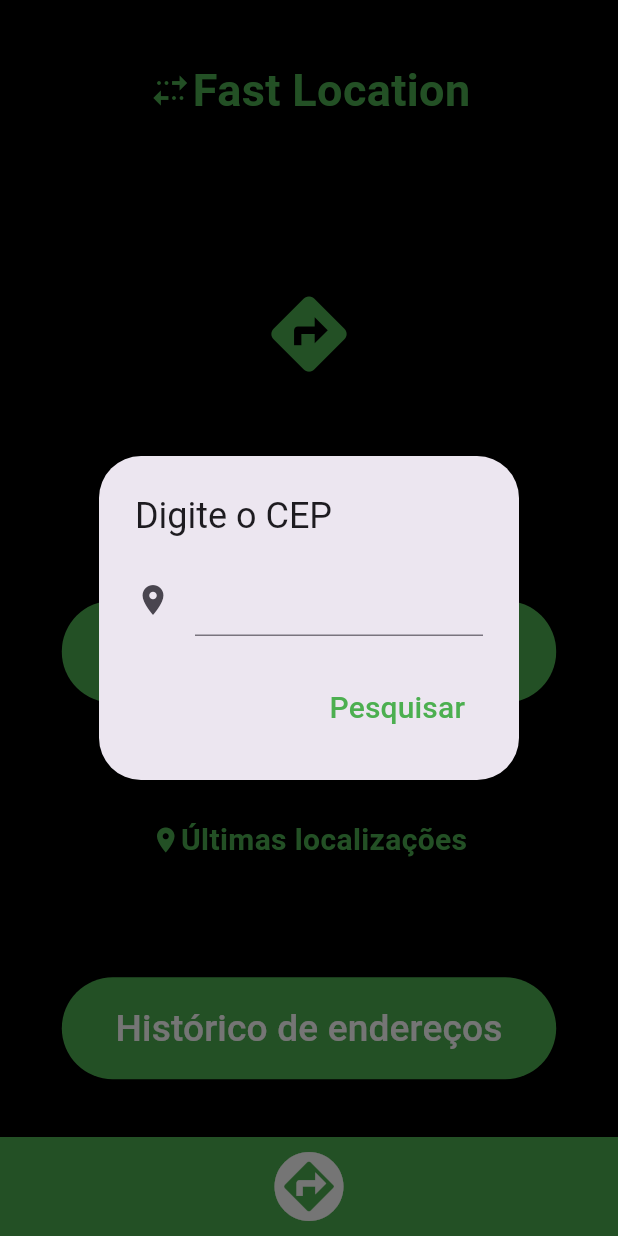
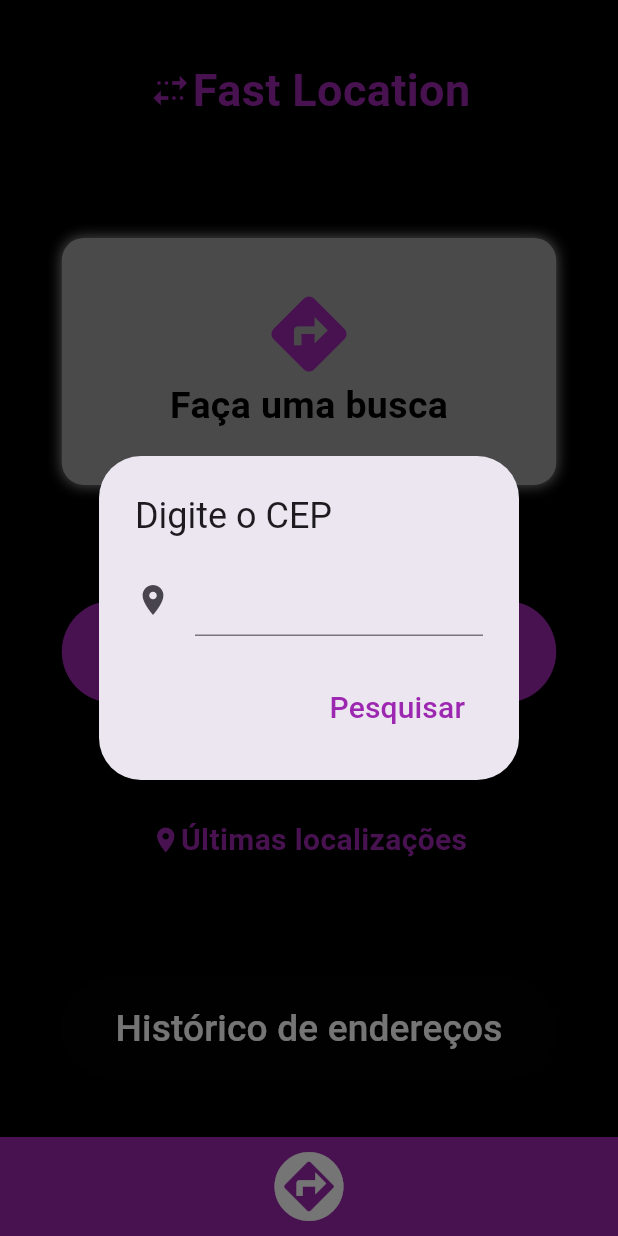
Before and after one commit to lisatomelin/fast_location, a Flutter app: the screen it shows after launch, after a tap on "Localizar endereço", on a phone screen of 412 x 824 dp. Run offline on Flutter 3.47's test engine with Material 3 defaults, Android fonts, the phone set to English and light mode, and no system bars; our stand-ins replace dio, flutter_mobx, hive, hive_flutter, mobx, shared_preferences; missing offline and left inert: path_provider_android, path_provider_ios; accounts and stored records are empty; generated files the repository leaves out were written again.

Commit message:
refactor: Refatorações do código

```diff
--- a/lib/http/http.dart
+++ b/lib/http/http.dart
@@ -19,7 +19,7 @@ class ApiCall extends StatelessWidget {
 
   @override
   Widget build(BuildContext context) {
-    // TODO: implement build
+
     throw UnimplementedError();
   }
 }
--- a/lib/modules/history/controller/history_controller.dart
+++ b/lib/modules/history/controller/history_controller.dart
@@ -1,7 +1,7 @@
 import 'package:fast_location/modules/home/model/address_model.dart';
 import 'package:mobx/mobx.dart';
 
-part 'history_controller.g.dart'; // Geração automática do MobX
+part 'history_controller.g.dart';
 
 class HistoryController extends _HistoryController with _$HistoryController {}
 
@@ -19,8 +19,7 @@ abstract class _HistoryController with Store {
   @action
   Future<void> loadData() async {
     isLoading = true;
-    // Lógica para carregar dados do histórico
-    await Future.delayed(const Duration(seconds: 2)); // Simulação de carregamento
+    await Future.delayed(const Duration(seconds: 2));
     isLoading = false;
   }
 
--- a/lib/modules/history/page/history_page.dart
+++ b/lib/modules/history/page/history_page.dart
@@ -1,8 +1,7 @@
-import 'package:fast_location/modules/home/components/adress_list.dart';
+import 'package:fast_location/modules/home/components/address_list.dart';
 import 'package:fast_location/modules/home/model/address_model.dart';
 import 'package:fast_location/shared/colors/app_colors.dart';
 import 'package:fast_location/shared/components/app_loading.dart';
-
 import 'package:flutter/material.dart';
 import 'package:flutter_mobx/flutter_mobx.dart';
 import 'package:shared_preferences/shared_preferences.dart';
@@ -45,12 +44,12 @@ class SearchHistory {
 }
 
 class _HistoryPageState extends State<HistoryPage> {
-  final HistoryController _controller = HistoryController(); // Ensure this is defined
+  final HistoryController _controller = HistoryController();
 
   @override
   void initState() {
     super.initState();
-    _controller.loadData(); // Ensure this method exists in HistoryController
+    _controller.loadData();
   }
 
   @override
--- a/lib/modules/home/components/adress_list.dart
+++ b/lib/modules/home/components/address_list.dart
@@ -49,7 +49,7 @@ class _AddressListState extends State<AddressList> {
             Icon(
               Icons.location_off,
               size: 40,
-              color: Colors.green,
+              color: Color.fromRGBO(156, 39, 176, 1),
             ),
             Padding(
               padding: EdgeInsets.all(10.0),
--- a/lib/modules/home/components/search_address.dart
+++ b/lib/modules/home/components/search_address.dart
@@ -1,6 +1,4 @@
-// ignore_for_file: public_member_api_docs, sort_constructors_first
 import 'package:flutter/material.dart';
-
 import 'package:fast_location/modules/home/model/address_model.dart';
 
 class SearchAddress extends StatefulWidget {
@@ -30,7 +28,7 @@ class _SearchAddressState extends State<SearchAddress> {
               Text(
                 "Dados da Localização",
                 style: TextStyle(
-                    color: Colors.green,
+                    color: Color.fromRGBO(156, 39, 176, 1),
                     fontWeight: FontWeight.bold,
                     fontSize: 18),
               )
@@ -43,7 +41,7 @@ class _SearchAddressState extends State<SearchAddress> {
               const Text(
                 "Logradouro/Rua: ",
                 style: TextStyle(
-                  color: Colors.green,
+                  color: Color.fromRGBO(156, 39, 176, 1),
                   fontWeight: FontWeight.bold,
                 ),
               ),
@@ -57,7 +55,7 @@ class _SearchAddressState extends State<SearchAddress> {
               const Text(
                 "Bairro/Distrito: ",
                 style: TextStyle(
-                  color: Colors.green,
+                  color: Color.fromRGBO(156, 39, 176, 1),
                   fontWeight: FontWeight.bold,
                 ),
               ),
@@ -73,7 +71,7 @@ class _SearchAddressState extends State<SearchAddress> {
                   const Text(
                     "Complemento: ",
                     style: TextStyle(
-                      color: Colors.green,
+                      color: Color.fromRGBO(156, 39, 176, 1),
                       fontWeight: FontWeight.bold,
                     ),
                   ),
@@ -88,7 +86,7 @@ class _SearchAddressState extends State<SearchAddress> {
               const Text(
                 "Cidade/UF: ",
                 style: TextStyle(
-                  color: Colors.green,
+                  color: Color.fromRGBO(156, 39, 176, 1),
                   fontWeight: FontWeight.bold,
                 ),
               ),
@@ -102,7 +100,7 @@ class _SearchAddressState extends State<SearchAddress> {
               const Text(
                 "CEP: ",
                 style: TextStyle(
-                  color: Colors.green,
+                  color: Color.fromRGBO(156, 39, 176, 1),
                   fontWeight: FontWeight.bold,
                 ),
               ),
--- a/lib/modules/home/components/search_empty.dart
+++ b/lib/modules/home/components/search_empty.dart
@@ -11,11 +11,11 @@ class SearchEmpty extends StatelessWidget {
         Icon(
           Icons.directions,
           size: 80,
-          color: Colors.green,
+          color: Color.fromRGBO(156, 39, 176, 1),
         ),
         Padding(
           padding: EdgeInsets.all(20.0),
-          child: Text("Faça uma busca para localizar seu destino",
+          child: Text("Realize uma busca e localize seu destino",
               textAlign: TextAlign.center,
               style: TextStyle(fontSize: 20, fontWeight: FontWeight.bold)),
         )
--- a/lib/modules/home/page/home_page.dart
+++ b/lib/modules/home/page/home_page.dart
@@ -1,5 +1,3 @@
-import 'dart:ui';
-
 import 'package:fast_location/shared/colors/app_colors.dart';
 import 'package:flutter/material.dart';
 import 'package:fast_location/modules/home/page/result.dart';
@@ -39,20 +37,30 @@ class _HomePageState extends State<HomePage> {
         child: Column(
           mainAxisAlignment: MainAxisAlignment.spaceAround,
           children: [
-              Row(mainAxisAlignment: MainAxisAlignment.center, children: [
-                Icon(size: 30, color: Colors.green, Icons.multiple_stop),
-                Text("Fast Location",
+            Row(
+              mainAxisAlignment: MainAxisAlignment.center,
+              children: [
+                Icon(
+                  size: 30,
+                  color: Color.fromRGBO(156, 39, 176, 1),
+                  Icons.multiple_stop,
+                ),
+                Text(
+                  "Fast Location",
                   style: TextStyle(
-                        color: Colors.green,
+                    color: Color.fromRGBO(156, 39, 176, 1),
                     fontSize: 30,
-                        fontWeight: FontWeight.bold)),
-              ]),
+                    fontWeight: FontWeight.bold,
+                  ),
+                ),
+              ],
+            ),
             Container(
               width: widthMedia * 0.8,
               height: heightMedia * 0.2,
               decoration: BoxDecoration(
                 boxShadow: [
-                      BoxShadow(color: AppColors.appBarContainer, blurRadius: 7)
+                  BoxShadow(color: AppColors.appBarContainer, blurRadius: 7),
                 ],
                 borderRadius: BorderRadius.circular(15),
                 color: AppColors.appBarContainer,
@@ -61,61 +69,95 @@ class _HomePageState extends State<HomePage> {
                 mainAxisAlignment: MainAxisAlignment.center,
                 crossAxisAlignment: CrossAxisAlignment.center,
                 children: [
-                      Icon(size: 60, color: Colors.green, Icons.directions),
-                      Text("Faça uma busca",
+                  Icon(
+                    size: 60,
+                    color: Color.fromRGBO(156, 39, 176, 1),
+                    Icons.directions,
+                  ),
+                  Text(
+                    "Faça uma busca",
                     style: TextStyle(
                       color: Colors.black,
                       fontSize: 25,
-                              fontWeight: FontWeight.bold))
+                      fontWeight: FontWeight.bold,
+                    ),
+                  ),
                 ],
-                  )),
+              ),
+            ),
             ElevatedButton(
               onPressed: () {
                 showDialog(
                   context: context,
                   builder: (BuildContext context) {
                     return WidgetAlert(context, "Digite o CEP");
-                        });
                   },
-                  style: ButtonStyle(
-                      backgroundColor: MaterialStateProperty.all(Colors.green),
-                      minimumSize:
-                          MaterialStateProperty.all(Size(widthMedia * 0.8, 15)),
-                      padding: MaterialStateProperty.all<EdgeInsets>(
-                          EdgeInsets.all(heightMedia * 0.02))),
-                  child: Text("Localizar endereço",
+                );
+              },
+              style: ElevatedButton.styleFrom(
+                backgroundColor: Color.fromRGBO(
+                  156,
+                  39,
+                  176,
+                  1,
+                ), // Substitui MaterialStateProperty.all
+                minimumSize: Size(
+                  widthMedia * 0.8,
+                  15,
+                ), // Substitui MaterialStateProperty.all
+                padding: EdgeInsets.all(
+                  heightMedia * 0.02,
+                ), // Substitui MaterialStateProperty.all
+              ),
+              child: Text(
+                "Localizar endereço",
                 style: TextStyle(
-                          color: Colors.white, fontSize: heightMedia * 0.03))),
+                  color: Colors.white,
+                  fontSize: heightMedia * 0.03,
+                ),
+              ),
+            ),
             Row(
               children: [
-                  Icon(size: 20, color: Colors.green, Icons.place),
-                  Text("Últimas localizações",
+                Icon(size: 20, color: Color.fromRGBO(156, 39, 176, 1), Icons.place),
+                Text(
+                  "Últimas localizações",
                   style: TextStyle(
-                          color: Colors.green,
+                    color: Color.fromRGBO(156, 39, 176, 1),
                     fontSize: 20,
-                          fontWeight: FontWeight.bold))
+                    fontWeight: FontWeight.bold,
+                  ),
+                ),
               ],
               mainAxisAlignment: MainAxisAlignment.center,
             ),
             ElevatedButton(
-                  onPressed: null,
-                  style: ButtonStyle(
-                      minimumSize:
-                          MaterialStateProperty.all(Size(widthMedia * 0.8, 15)),
-                      backgroundColor: MaterialStateProperty.all(Colors.green),
-                      padding: MaterialStateProperty.all<EdgeInsets>(
-                          EdgeInsets.all(heightMedia * 0.02))),
-                  child: Text("Histórico de endereços",
+              onPressed: null, // Botão desativado
+              style: ElevatedButton.styleFrom(
+                backgroundColor: Color.fromRGBO(156, 39, 176, 1), // Cor de fundo
+                minimumSize: Size(widthMedia * 0.8, 15), // Tamanho mínimo
+                padding: EdgeInsets.all(
+                  heightMedia * 0.02,
+                ), // Espaçamento interno
+              ),
+              child: Text(
+                "Histórico de endereços",
                 style: TextStyle(
-                          color: Colors.white, fontSize: heightMedia * 0.03)))
-            ])),
+                  color: Colors.white,
+                  fontSize: heightMedia * 0.03,
+                ),
+              ),
+            ),
+          ],
+        ),
+      ),
       bottomNavigationBar: Container(
-            decoration: BoxDecoration(color: Colors.green),
+        decoration: BoxDecoration(color: Color.fromRGBO(156, 39, 176, 1)),
         child: IconButton(
           onPressed: null,
-                icon: Icon(
-                    size: 50,
-                    color: Colors.white,
-                    Icons.assistant_direction))));
+          icon: Icon(size: 50, color: Colors.white, Icons.assistant_direction),
+        ),
+      ),
+    );
   }
 }
--- a/lib/modules/home/page/result.dart
+++ b/lib/modules/home/page/result.dart
@@ -61,7 +61,7 @@ WidgetAlert(BuildContext context, String titulo) {
         },
         child: Text(
           "Pesquisar",
-          style: TextStyle(color: Colors.green, fontSize: 20),
+          style: TextStyle(color: Color.fromRGBO(156, 39, 176, 1), fontSize: 20),
         ),
       )
     ],
@@ -105,7 +105,7 @@ class AddressDetailPage extends StatelessWidget {
               children: [
                 Text('CEP: ${address.cep}',
                     style: TextStyle(
-                        color: Colors.green,
+                        color: Color.fromRGBO(156, 39, 176, 1),
                         fontWeight: FontWeight.bold,
                         fontSize: 30)),
                 Text('Logradouro: ${address.logradouro}',
@@ -122,7 +122,7 @@ class AddressDetailPage extends StatelessWidget {
                             color: Colors.white, fontSize: heightMedia * 0.03)),
                     style: ButtonStyle(
                         backgroundColor:
-                            MaterialStateProperty.all(Colors.green),
+                            MaterialStateProperty.all(Color.fromRGBO(156, 39, 176, 1)),
                         minimumSize: MaterialStateProperty.all(
                             Size(widthMedia * 0.8, 15)),
                         padding: MaterialStateProperty.all<EdgeInsets>(
--- a/lib/modules/initial/initial_page.dart
+++ b/lib/modules/initial/initial_page.dart
@@ -50,7 +50,7 @@ class _InitialPageState extends State<InitialPage>
               padding: EdgeInsets.only(bottom: 10),
               child: Text("Fast Location",
                   style: TextStyle(
-                      color: Colors.green,
+                      color: Color.fromRGBO(156, 39, 176, 1),
                       fontSize: 40,
                       fontWeight: FontWeight.bold)),
             ),
@@ -60,7 +60,7 @@ class _InitialPageState extends State<InitialPage>
                   padding: EdgeInsets.all(8),
                   child: Icon(
                     size: 150,
-                    color: Colors.green,
+                    color: Color.fromRGBO(156, 39, 176, 1),
                     Icons.directions,
                   )),
             )
--- a/lib/shared/colors/app_colors.dart
+++ b/lib/shared/colors/app_colors.dart
@@ -3,5 +3,5 @@ import 'package:flutter/material.dart';
 class AppColors {
   static const Color appPageBackground = Color.fromARGB(255, 0, 0, 0);
   static const Color appBarBackground = Color.fromRGBO(156, 39, 176, 1);
-  static const Color appBarContainer = Color.fromARGB(255, 0, 0, 0);
+  static const Color appBarContainer = Color.fromARGB(255, 162, 162, 162);
 }
```
Lines whose indentation alone changed are shown as unchanged.
